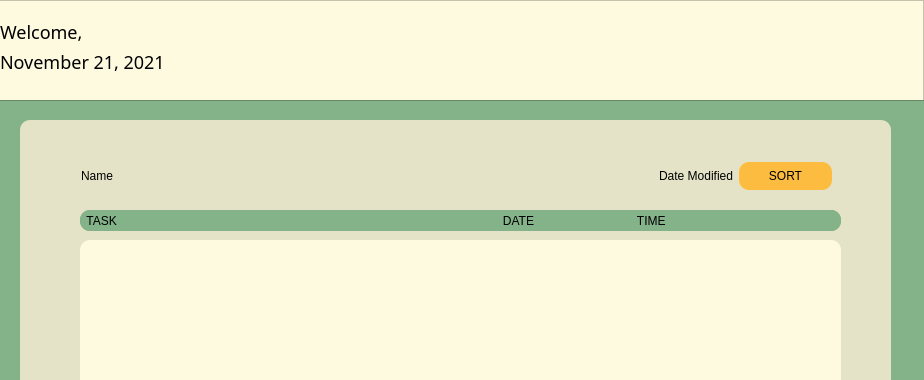
Above: note_window.ui from The-name-FPGN-is-already-taken/NoteMe before the change; both pictures show x 100 to 1024 and y 0 to 380 of the 1024 by 640 pixel window. Below: the same form after it.
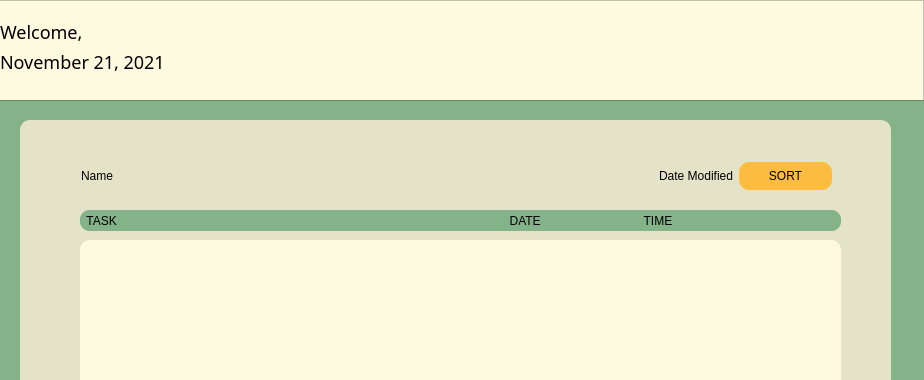
That is the form after the change. Icons and pictures are not drawn.

Diff of the .ui file:
```diff
--- a/note_window.ui
+++ b/note_window.ui
@@ -345,7 +345,7 @@
         </rect>
        </property>
        <property name="text">
-        <string>  TASK                                                                                                                    DATE                               TIME</string>
+        <string>  TASK                                                                                                                      DATE                               TIME</string>
        </property>
       </widget>
      </widget>
```
Left out of the diff: 6 changed lines with no effect on the pictures.
